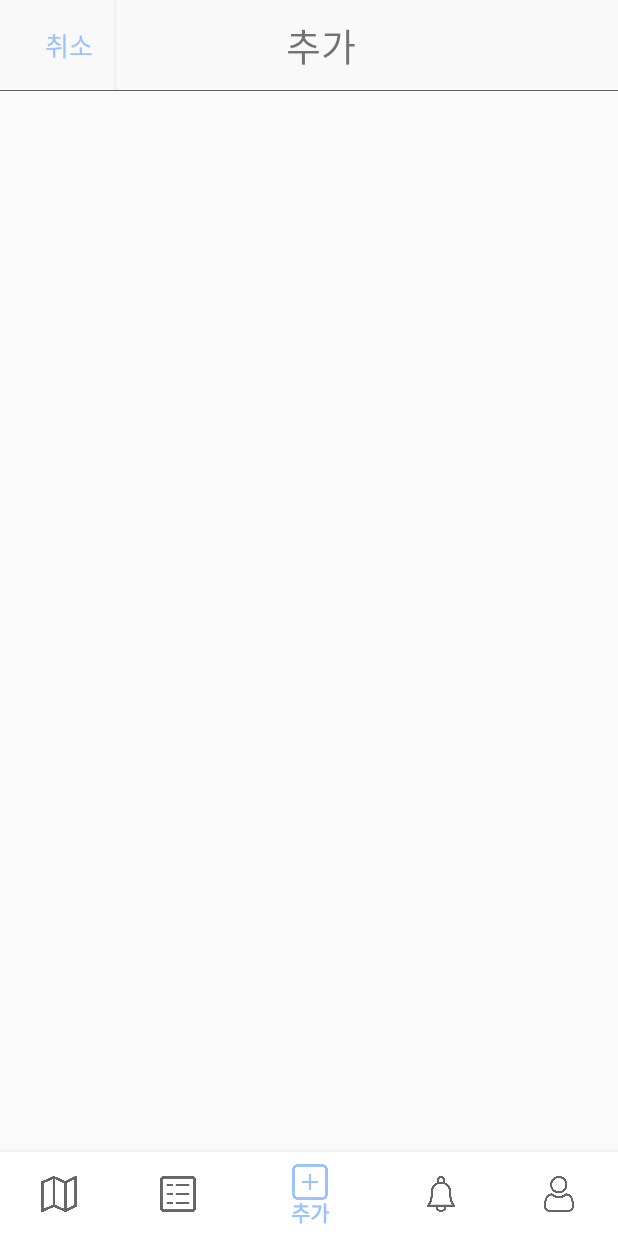
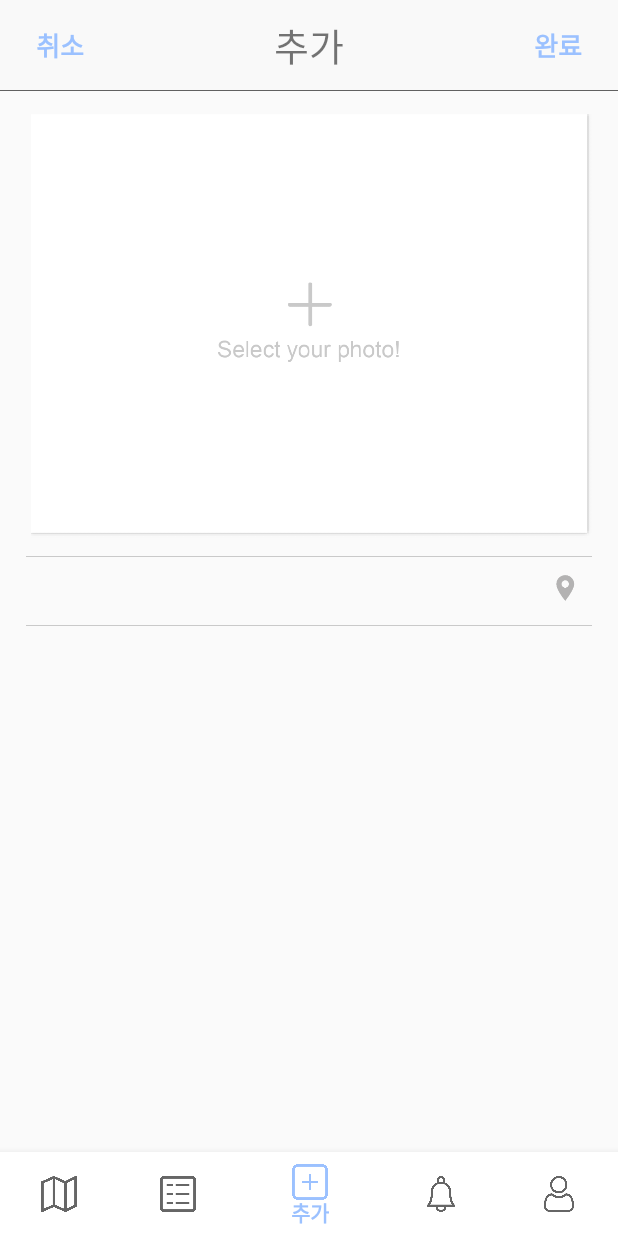
Before and after one commit to jjanggyu/W_HERE, an Android app: the screen it shows after launch (MainActivity), item 3 of the bottom bar chosen, on a phone screen of 412 x 824 dp. Run offline under Robolectric (Android 15) with nearby library versions, the phone set to English and light mode, and no system bars; our stand-ins replace navigation-ui.

Commit message:
[FIX] overall change

```diff
--- a/app/src/main/res/layout/fragment_add.xml
+++ b/app/src/main/res/layout/fragment_add.xml
@@ -1,24 +1,28 @@
 <?xml version="1.0" encoding="utf-8"?>
-<LinearLayout
-    xmlns:android="http://schemas.android.com/apk/res/android" android:layout_width="match_parent"
+<LinearLayout xmlns:android="http://schemas.android.com/apk/res/android"
+    android:layout_width="match_parent"
     android:layout_height="match_parent"
+    xmlns:app="http://schemas.android.com/apk/res-auto"
     android:orientation="vertical">
     <androidx.appcompat.widget.Toolbar
         android:id="@+id/add_toolbar"
         android:layout_width="match_parent"
         android:layout_height="60dp"
-        android:background="@color/toolbar">
+        android:background="@color/toolbar"
+        app:contentInsetStart="0dp">
         <LinearLayout
             android:layout_width="match_parent"
             android:layout_height="match_parent"
             android:orientation="horizontal">
             <Button
                 android:id="@+id/add_cancelbtn"
-                android:layout_width="60dp"
+                android:layout_width="80dp"
                 android:layout_height="60dp"
+                style="@style/Widget.AppCompat.Button.Borderless"
                 android:background="@color/toolbar"
                 android:gravity="center"
                 android:text="취소"
+                android:textStyle="bold"
                 android:textColor="@color/themecolor"
                 android:textSize="17dp" />
             <TextView
@@ -27,10 +31,20 @@
                 android:layout_weight="1"
                 android:layout_marginTop="10dp"
                 android:layout_marginBottom="10dp"
-                android:layout_marginRight="60dp"
                 android:text="추가"
                 android:gravity="center"
                 android:textSize="25sp" />
+            <Button
+                android:id="@+id/add_uploadbtn"
+                android:layout_width="80dp"
+                android:layout_height="60dp"
+                style="@style/Widget.AppCompat.Button.Borderless"
+                android:background="@color/toolbar"
+                android:gravity="center"
+                android:text="완료"
+                android:textStyle="bold"
+                android:textColor="@color/themecolor"
+                android:textSize="17dp" />
         </LinearLayout>
     </androidx.appcompat.widget.Toolbar>
     <LinearLayout
@@ -39,4 +53,55 @@
         android:layout_width="match_parent"
         android:layout_height="0.5dp">
     </LinearLayout>
+
+    <LinearLayout
+        android:layout_width="match_parent"
+        android:layout_height="match_parent"
+        android:orientation="vertical"
+        android:layout_marginLeft="17dp"
+        android:layout_marginRight="17dp">
+        <ImageView
+            android:id="@+id/add_photo"
+            android:layout_marginTop="10dp"
+            android:layout_width="match_parent"
+            android:layout_height="290dp"
+            android:src="@drawable/addphoto"
+            android:gravity="center"/>
+        <LinearLayout
+            android:layout_marginTop="10dp"
+            android:orientation="horizontal"
+            android:layout_width="match_parent"
+            android:layout_height="0.5dp"
+            android:background="#C9C9C9">
+        </LinearLayout>
+        <LinearLayout
+            android:layout_width="match_parent"
+            android:layout_height="35dp"
+            android:orientation="horizontal">
+            <TextView
+                android:id="@+id/add_place"
+                android:layout_weight="1"
+                android:layout_width="wrap_content"
+                android:layout_height="match_parent"/>
+            <ImageView
+                android:id="@+id/add_placebtn"
+                android:layout_width="35dp"
+                android:layout_marginTop="11dp"
+                android:layout_marginBottom="6dp"
+                android:layout_height="match_parent"
+                android:src="@drawable/addplace"/>
+        </LinearLayout>
+        <LinearLayout
+            android:layout_marginTop="10dp"
+            android:orientation="horizontal"
+            android:layout_width="match_parent"
+            android:layout_height="0.5dp"
+            android:background="#C9C9C9">
+        </LinearLayout>
+
+
+
+
+    </LinearLayout>
+
 </LinearLayout>
--- a/app/src/main/res/values/colors.xml
+++ b/app/src/main/res/values/colors.xml
@@ -1,7 +1,7 @@
 <?xml version="1.0" encoding="utf-8"?>
 <resources>
     <color name="colorPrimary">#9BC1FF</color>
-    <color name="colorPrimaryDark">#9BC1FF</color>
+    <color name="colorPrimaryDark">#000000</color>
     <color name="colorAccent">#03DAC5</color>
     <color name="themecolor">#9BC1FF</color>
     <color name="divisionline">#606060</color>
```
Also changed, not shown: app/src/main/res/layout/fragment_board.xml (+5 -2 lines), app/src/main/res/layout/fragment_home.xml (+7 -3 lines), app/src/main/res/layout/fragment_mypage.xml (+6 -4 lines), app/src/main/res/layout/fragment_notification.xml (+5 -2 lines), app/src/main/res/drawable-v24/addphoto.png (added), app/src/main/res/drawable-v24/addplace.png (added), 1 other file.
